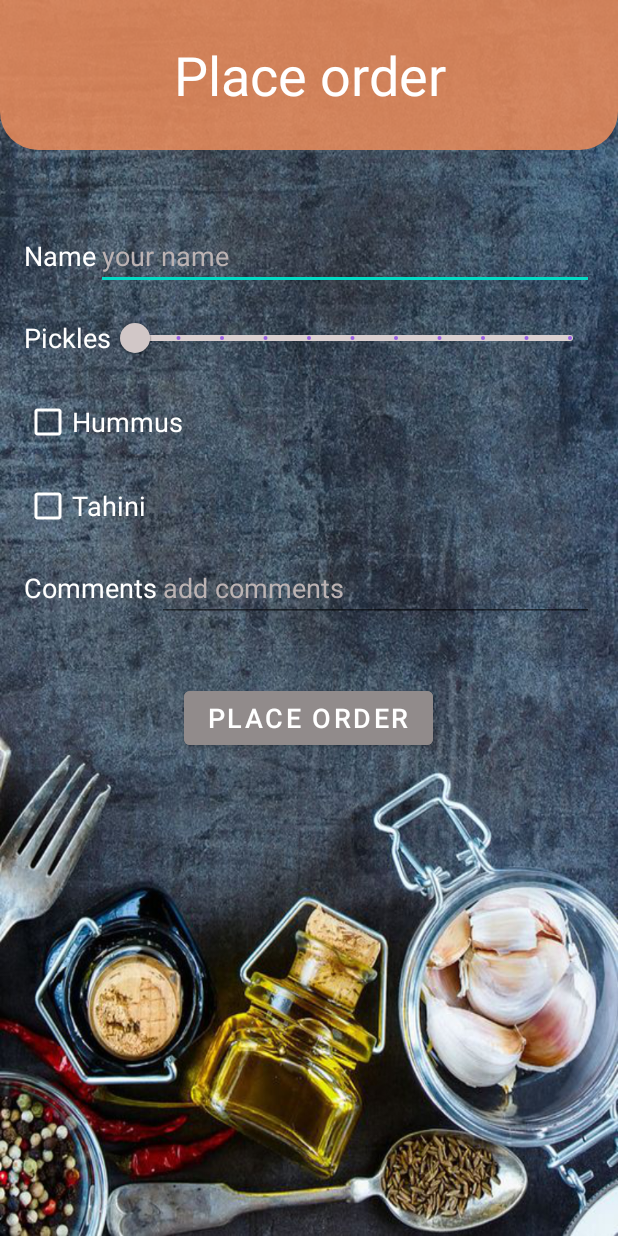
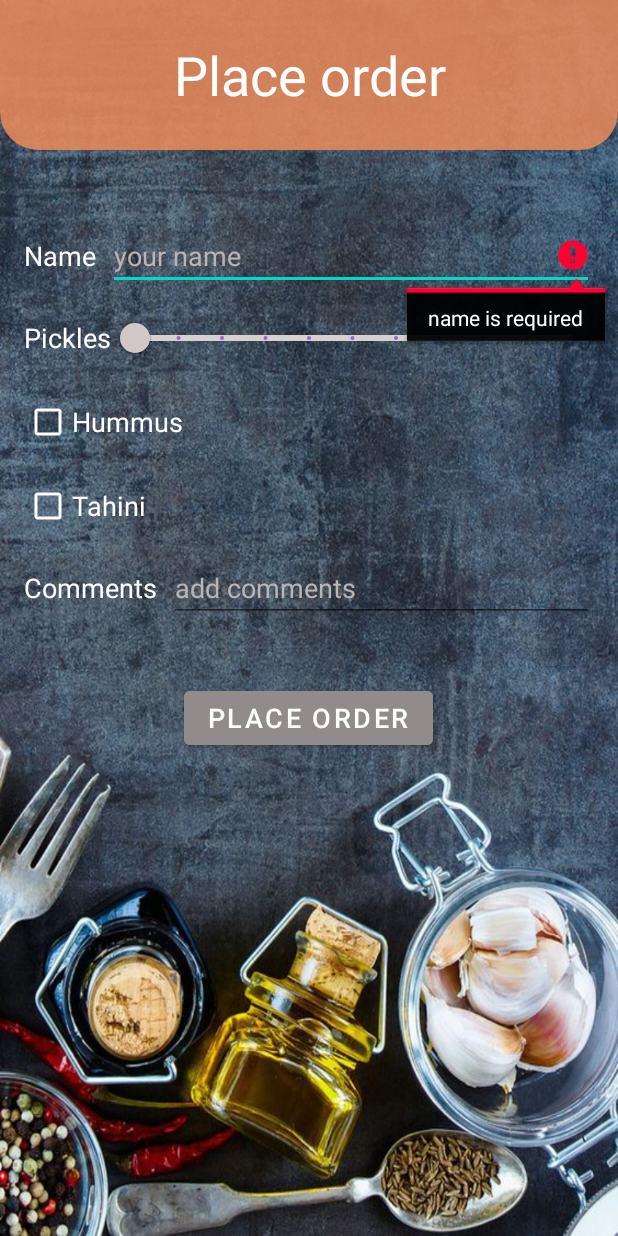
Before and after one commit to IdoSagiv/order-sandwich-app, an Android app: the screen it shows after launch (PlaceOrderActivity), on a phone screen of 412 x 824 dp. Run offline under Robolectric (Android 15) with nearby library versions, the phone set to English and light mode, and no system bars; our stand-ins replace Firebase (no records; nobody signed in at launch, a user with empty details on screens opened directly).

Commit message:
margin between rextView and EditText, and remember the last customer name in the next order

```diff
--- a/app/src/main/java/idosa/huji/postpc/sandwich_stand/PlaceOrderActivity.java
+++ b/app/src/main/java/idosa/huji/postpc/sandwich_stand/PlaceOrderActivity.java
@@ -131,27 +131,23 @@ public class PlaceOrderActivity extends AppCompatActivity {
             saveOrderChangesBtn.setVisibility(View.VISIBLE);
             deleteOrderBtn.setVisibility(View.VISIBLE);
 
-            if (currentOrder == null) {
             SandwichOrder order = db.getCurrentOrder();
             customerNameEditText.setText(order.getCustomerName());
             numPicklesSlider.setValue(order.getNumPickles());
             isHummusCheckBox.setChecked(order.isHummus());
             isTahiniCheckBox.setChecked(order.isTahini());
             orderCommentsEditText.setText(order.getComments());
-            }
         } else {
             screenTitle.setText(R.string.new_order_title);
             saveOrderChangesBtn.setVisibility(View.GONE);
             deleteOrderBtn.setVisibility(View.GONE);
             placeOrderBtn.setVisibility(View.VISIBLE);
 
-            if (currentOrder != null) {
             customerNameEditText.setText(db.getCustomerName());
             numPicklesSlider.setValue(0);
             isHummusCheckBox.setChecked(false);
             isTahiniCheckBox.setChecked(false);
             orderCommentsEditText.setText("");
-            }
         }
     }
 
--- a/app/src/main/res/layout/activity_place_order.xml
+++ b/app/src/main/res/layout/activity_place_order.xml
@@ -52,6 +52,7 @@
                 android:id="@+id/editTextCustomerName"
                 android:layout_width="match_parent"
                 android:layout_height="wrap_content"
+                android:layout_marginStart="8dp"
                 android:hint="your name"
                 android:maxLines="1"
                 android:textColor="@color/white"
@@ -131,6 +132,7 @@
                 android:id="@+id/editTextOrderComment"
                 android:layout_width="match_parent"
                 android:layout_height="wrap_content"
+                android:layout_marginStart="8dp"
                 android:hint="add comments"
                 android:maxLines="1"
                 android:textColor="@color/white"
```
Lines whose indentation alone changed are shown as unchanged.
